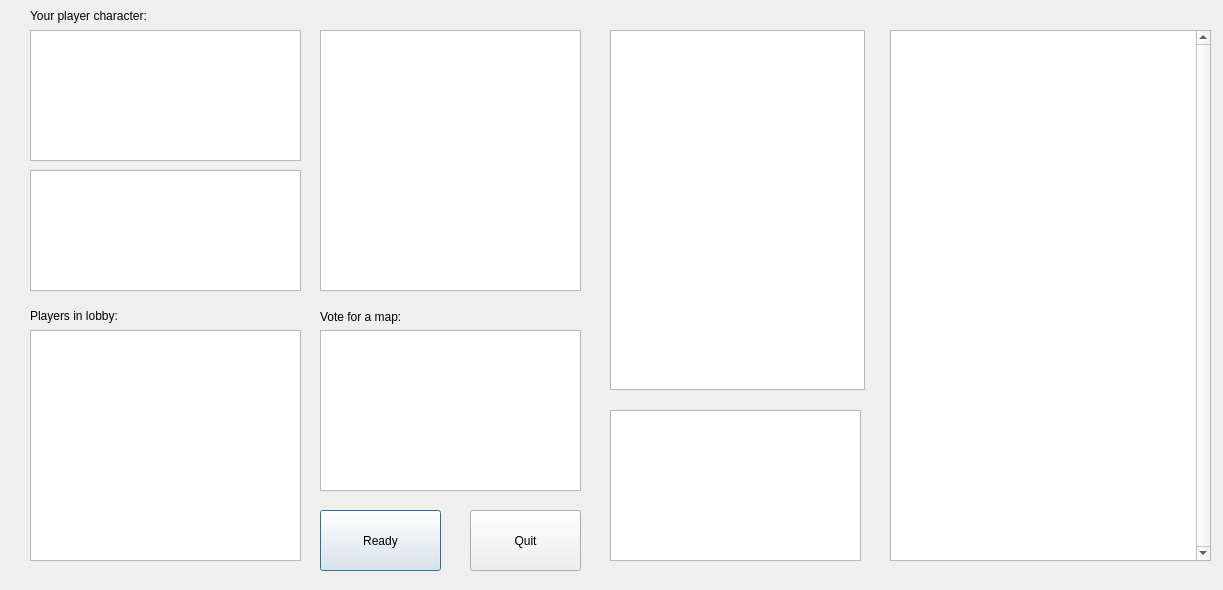
This is lobby/src/ui/lobby_dialog.ui in Debrugger/platformer-fps as Qt 5 draws it before an edit. The edited form follows.
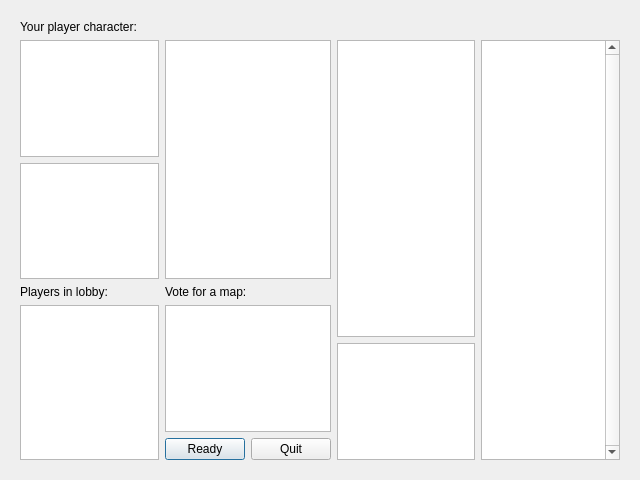
This is the edited form.

Commit message: Made window resizeable

The edit to the form file:
```diff
--- a/lobby/src/ui/lobby_dialog.ui
+++ b/lobby/src/ui/lobby_dialog.ui
@@ -6,8 +6,8 @@
    <rect>
     <x>0</x>
     <y>0</y>
-    <width>1223</width>
-    <height>590</height>
+    <width>640</width>
+    <height>480</height>
    </rect>
   </property>
   <property name="windowTitle">
@@ -16,70 +16,21 @@
   <property name="styleSheet">
    <string notr="true">font: 63 16pt &quot;Open Sans Semibold&quot;;</string>
   </property>
+  <layout class="QGridLayout" name="gridLayout_2">
+   <item row="0" column="0">
   <widget class="QWidget" name="centralwidget" native="true">
-   <property name="geometry">
-    <rect>
-     <x>0</x>
-     <y>0</y>
-     <width>1221</width>
-     <height>581</height>
-    </rect>
-   </property>
    <property name="styleSheet">
     <string notr="true"/>
    </property>
-   <widget class="QListWidget" name="characterList">
-    <property name="geometry">
-     <rect>
-      <x>30</x>
-      <y>30</y>
-      <width>271</width>
-      <height>131</height>
-     </rect>
-    </property>
-   </widget>
-   <widget class="QGraphicsView" name="characterView">
-    <property name="geometry">
-     <rect>
-      <x>320</x>
-      <y>30</y>
-      <width>261</width>
-      <height>261</height>
-     </rect>
-    </property>
-   </widget>
-   <widget class="QListView" name="userlist">
-    <property name="geometry">
-     <rect>
-      <x>30</x>
-      <y>330</y>
-      <width>271</width>
-      <height>231</height>
-     </rect>
-    </property>
-   </widget>
-   <widget class="QLabel" name="user_label">
-    <property name="geometry">
-     <rect>
-      <x>30</x>
-      <y>300</y>
-      <width>271</width>
-      <height>31</height>
-     </rect>
-    </property>
-    <property name="text">
-     <string>Players in lobby:</string>
-    </property>
-   </widget>
+     <layout class="QGridLayout" name="gridLayout">
+      <item row="1" column="1" rowspan="2" colspan="2">
+       <widget class="QGraphicsView" name="characterView"/>
+      </item>
+      <item row="4" column="0" rowspan="3">
+       <widget class="QListView" name="userlist"/>
+      </item>
+      <item row="6" column="1">
    <widget class="QPushButton" name="readyButton">
-    <property name="geometry">
-     <rect>
-      <x>320</x>
-      <y>510</y>
-      <width>121</width>
-      <height>61</height>
-     </rect>
-    </property>
     <property name="styleSheet">
      <string notr="true"/>
     </property>
@@ -87,71 +38,18 @@
      <string>Ready</string>
     </property>
    </widget>
-   <widget class="QPushButton" name="quitButton">
-    <property name="geometry">
-     <rect>
-      <x>470</x>
-      <y>510</y>
-      <width>111</width>
-      <height>61</height>
-     </rect>
-    </property>
-    <property name="text">
-     <string>Quit</string>
-    </property>
-   </widget>
-   <widget class="QGraphicsView" name="mapView">
-    <property name="geometry">
-     <rect>
-      <x>610</x>
-      <y>30</y>
-      <width>255</width>
-      <height>360</height>
-     </rect>
-    </property>
-   </widget>
-   <widget class="QListWidget" name="mapList">
-    <property name="geometry">
-     <rect>
-      <x>320</x>
-      <y>330</y>
-      <width>261</width>
-      <height>161</height>
-     </rect>
-    </property>
-   </widget>
-   <widget class="QLabel" name="characterlabel">
-    <property name="geometry">
-     <rect>
-      <x>30</x>
-      <y>0</y>
-      <width>271</width>
-      <height>31</height>
-     </rect>
-    </property>
-    <property name="text">
-     <string>Your player character:</string>
-    </property>
-   </widget>
-   <widget class="QTextEdit" name="character_edit">
-    <property name="geometry">
-     <rect>
-      <x>30</x>
-      <y>170</y>
-      <width>271</width>
-      <height>121</height>
-     </rect>
-    </property>
-   </widget>
+      </item>
+      <item row="4" column="1" rowspan="2" colspan="2">
+       <widget class="QListWidget" name="mapList"/>
+      </item>
+      <item row="1" column="3" rowspan="4">
+       <widget class="QGraphicsView" name="mapView"/>
+      </item>
+      <item row="5" column="3" rowspan="2">
+       <widget class="QTextEdit" name="map_edit"/>
+      </item>
+      <item row="3" column="1" colspan="2">
    <widget class="QLabel" name="map_label">
-    <property name="geometry">
-     <rect>
-      <x>320</x>
-      <y>296</y>
-      <width>261</width>
-      <height>41</height>
-     </rect>
-    </property>
     <property name="styleSheet">
      <string notr="true"/>
     </property>
@@ -159,15 +57,9 @@
      <string>Vote for a map:</string>
     </property>
    </widget>
+      </item>
+      <item row="1" column="4" rowspan="6">
    <widget class="QTextEdit" name="log_edit">
-    <property name="geometry">
-     <rect>
-      <x>890</x>
-      <y>30</y>
-      <width>321</width>
-      <height>531</height>
-     </rect>
-    </property>
     <property name="styleSheet">
      <string notr="true">font: 9pt &quot;Sans Serif&quot;;</string>
     </property>
@@ -184,17 +76,38 @@
      <bool>false</bool>
     </property>
    </widget>
-   <widget class="QTextEdit" name="map_edit">
-    <property name="geometry">
-     <rect>
-      <x>610</x>
-      <y>410</y>
-      <width>251</width>
-      <height>151</height>
-     </rect>
-    </property>
-   </widget>
-  </widget>
+      </item>
+      <item row="2" column="0">
+       <widget class="QTextEdit" name="character_edit"/>
+      </item>
+      <item row="1" column="0">
+       <widget class="QListWidget" name="characterList"/>
+      </item>
+      <item row="0" column="0">
+       <widget class="QLabel" name="characterlabel">
+        <property name="text">
+         <string>Your player character:</string>
+        </property>
+       </widget>
+      </item>
+      <item row="6" column="2">
+       <widget class="QPushButton" name="quitButton">
+        <property name="text">
+         <string>Quit</string>
+        </property>
+       </widget>
+      </item>
+      <item row="3" column="0">
+       <widget class="QLabel" name="user_label">
+        <property name="text">
+         <string>Players in lobby:</string>
+        </property>
+       </widget>
+      </item>
+     </layout>
+    </widget>
+   </item>
+  </layout>
  </widget>
  <resources/>
  <connections/>
```
Lines whose indentation alone changed are shown as unchanged.
